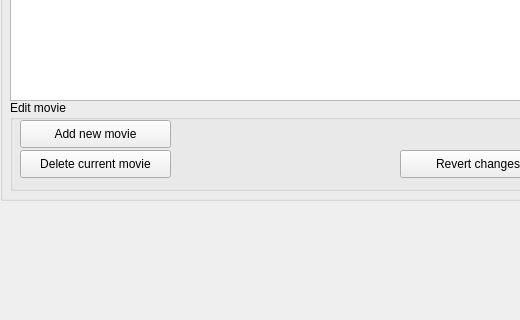
First picture: the form in Videobase/Videobase/View/bookedit.ui, repository BittnerBarnabas/Videobase, before the edit; both pictures show x 0 to 520 and y 210 to 530 of the 924 by 638 pixel window.
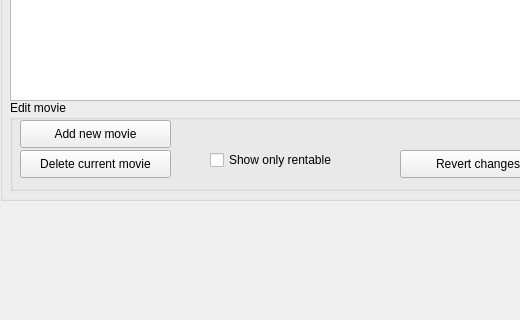
Second picture: the form after the edit.

Patch:
```diff
--- a/Videobase/Videobase/View/bookedit.ui
+++ b/Videobase/Videobase/View/bookedit.ui
@@ -89,6 +89,19 @@
       <string>Apply changes</string>
      </property>
     </widget>
+    <widget class="QCheckBox" name="checkBoxRentableToggle">
+     <property name="geometry">
+      <rect>
+       <x>200</x>
+       <y>50</y>
+       <width>141</width>
+       <height>20</height>
+      </rect>
+     </property>
+     <property name="text">
+      <string>Show only rentable</string>
+     </property>
+    </widget>
    </widget>
    <widget class="QTableView" name="TableDB">
     <property name="geometry">
```
